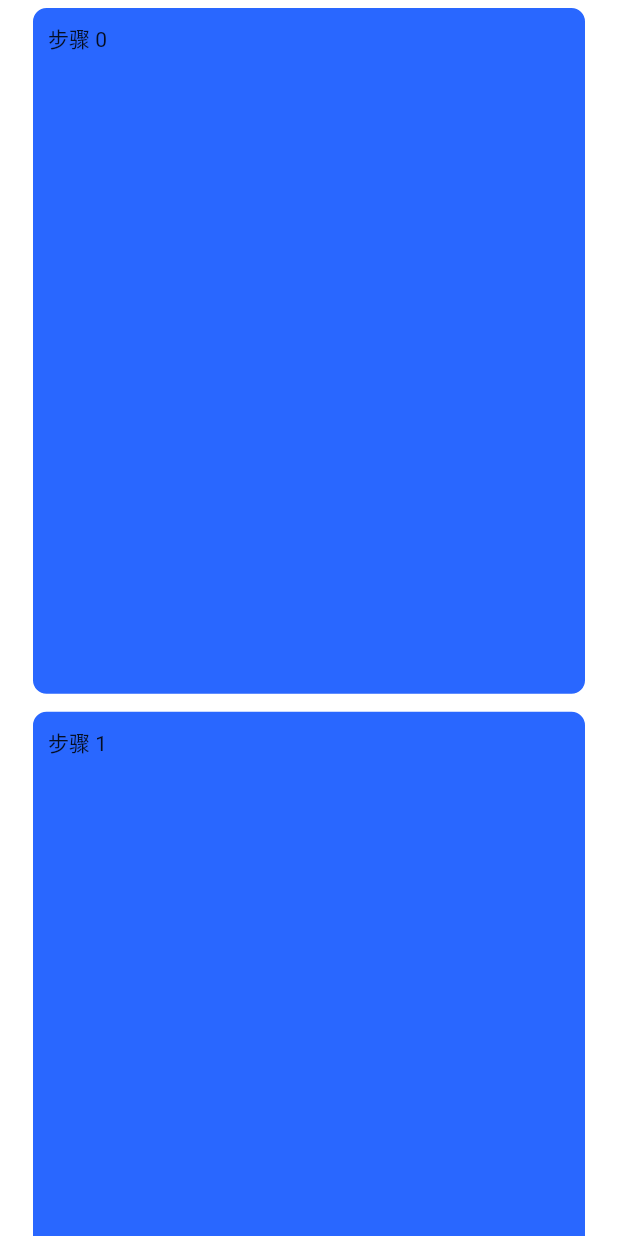
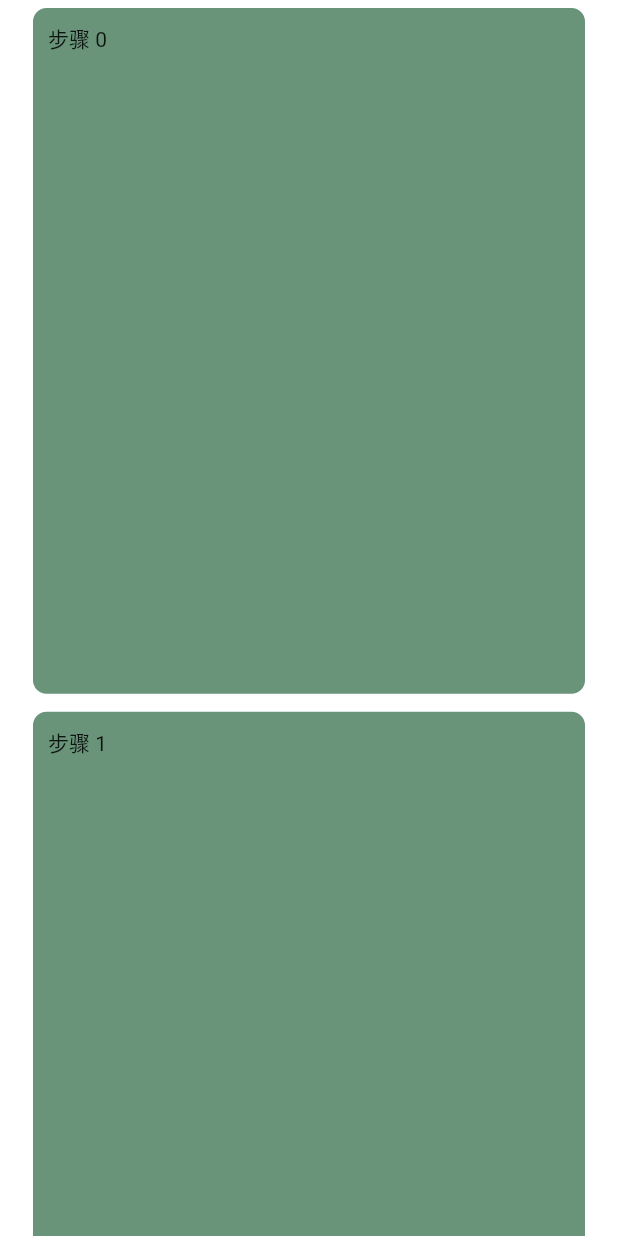
Before and after one commit to Mike-7777777/flutter-cookbook, a Flutter app: the CookbookDetail screen opened directly, scrolled down 576 dp, on a phone screen of 412 x 824 dp. Run offline on Flutter 3.47's test engine with Material 2 defaults, Android fonts, the phone set to English and light mode, and no system bars; network calls fail.

Commit message:
日常更新，初始化扭蛋机

```diff
--- a/lib/values/colors.dart
+++ b/lib/values/colors.dart
@@ -9,10 +9,12 @@ class AppColors {
   static const Color primaryText = Color.fromARGB(255, 45, 45, 47);
 
   /// 主控件-背景 蓝色
-  static const Color primaryElement = Color.fromARGB(255, 41, 103, 255);
+  static const Color primaryElement = Color.fromARGB(255, 105, 148, 122);
+  //Color.fromARGB(255, 41, 103, 255);
 
   /// 主控件-文本 白色
-  static const Color primaryElementText = Color.fromARGB(255, 255, 255, 255);
+  static const Color primaryElementText = Color.fromARGB(255, 253, 253, 253);
+  //Color.fromARGB(255, 255, 255, 255);
 
   // *****************************************
 
--- a/lib/widget/cookbook-detail.dart
+++ b/lib/widget/cookbook-detail.dart
@@ -138,8 +138,10 @@ List<Widget> getYuanlilaoChildren() {
   return list;
 }
 
+// 步骤循环
 List<Widget> getBuzhouChildren() {
   var list = <Widget>[];
+  //https://gimg2.baidu.com/image_search/src=http%3A%2F%2Fimage.biaobaiju.com%2Fuploads%2F20191101%2F17%2F1572601975-NVzXavQCRt.jpg&refer=http%3A%2F%2Fimage.biaobaiju.com&app=2002&size=f9999,10000&q=a80&n=0&g=0n&fmt=jpeg
   for (int i = 0; i < 10; i++) {
     list.add(
       Container(
```
Also changed, not shown: lib/page/home.dart (+16 -2 lines).
